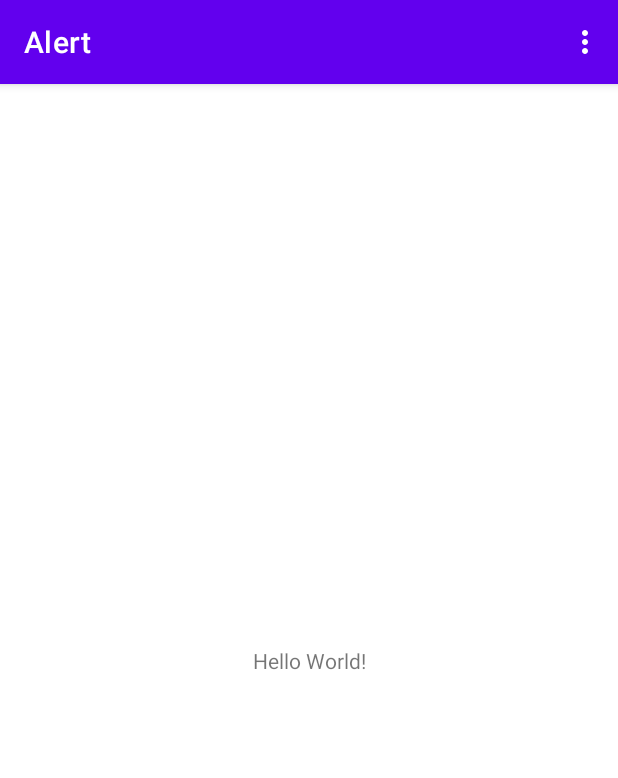
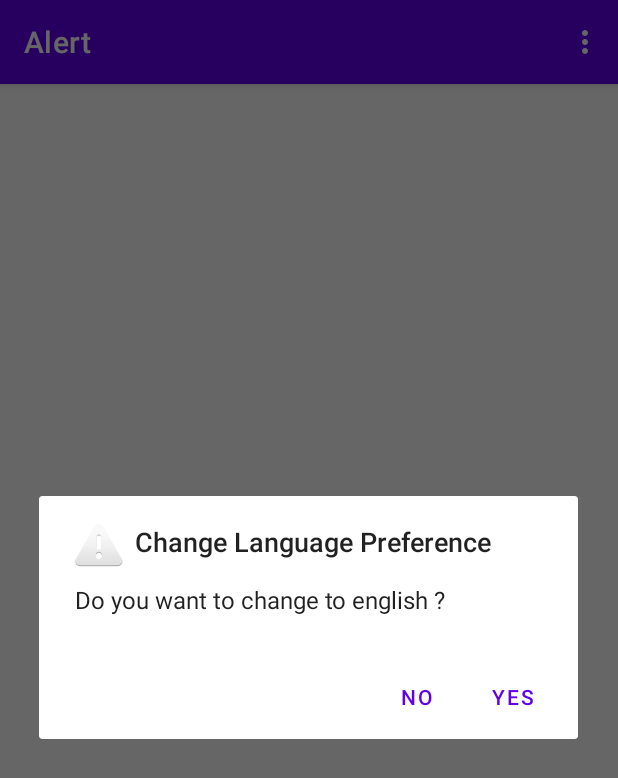
Before and after one commit to poinwater/AndroidApp, an Android app: the screen it shows after launch (MainActivity), in the options menu, after a tap on "English", on a phone screen of 412 x 824 dp. Shown: the top 778 px of the screen. Run offline under Robolectric (Android 15) with nearby library versions, the phone set to English and light mode, and no system bars.

Commit message:
Finished the Simple change language reference app

```diff
--- a/Alert/app/src/main/java/com/example/alert/MainActivity.java
+++ b/Alert/app/src/main/java/com/example/alert/MainActivity.java
@@ -11,11 +11,14 @@ import android.util.Log;
 import android.view.Menu;
 import android.view.MenuInflater;
 import android.view.MenuItem;
+import android.widget.TextView;
 import android.widget.Toast;
 
 public class MainActivity extends AppCompatActivity {
 
     String language;
+    TextView helloworld;
+
     SharedPreferences sharedPreferences;
     @Override
     public boolean onCreateOptionsMenu(Menu menu) {
@@ -48,15 +51,37 @@ public class MainActivity extends AppCompatActivity {
 
         sharedPreferences = this.getSharedPreferences("com.example.alert", MODE_PRIVATE);
         language = sharedPreferences.getString("language", "english");
+        helloworld = findViewById(R.id.textView);
+
+        updateLanguage();
 
     }
 
     public void itemSelectedAction (int itemId, String newLanguage) {
 
-        sharedPreferences.edit().putString("language", newLanguage).apply();
-        language = newLanguage;
-        Log.i(newLanguage, "Selected!");
-        Log.i("language", language);
+        new AlertDialog.Builder(this)
+                .setIcon(android.R.drawable.ic_dialog_alert)
+                .setTitle("Change Language Preference")
+                .setMessage("Do you want to change to " + newLanguage + " ?")
+                .setPositiveButton("yes", new DialogInterface.OnClickListener() {
+                    @Override
+                    public void onClick(DialogInterface dialog, int which) {
+                        sharedPreferences.edit().putString("language", newLanguage).apply();
+                        language = newLanguage;
+                        Log.i(newLanguage, "Selected!");
+                        Log.i("language", language);
+                        updateLanguage();
+                    }
+                })
+                .setNegativeButton("no", null)
+                .show();
+    }
 
+    public void updateLanguage() {
+        if (language.equals("chinese")){
+            helloworld.setText("你好，世界！");
+        } else if(language.equals("english")) {
+            helloworld.setText("Hello，World！");
+        };
     }
 }
--- a/Alert/app/src/main/res/layout/activity_main.xml
+++ b/Alert/app/src/main/res/layout/activity_main.xml
@@ -7,6 +7,7 @@
     tools:context=".MainActivity">
 
     <TextView
+        android:id="@+id/textView"
         android:layout_width="wrap_content"
         android:layout_height="wrap_content"
         android:text="Hello World!"
```
